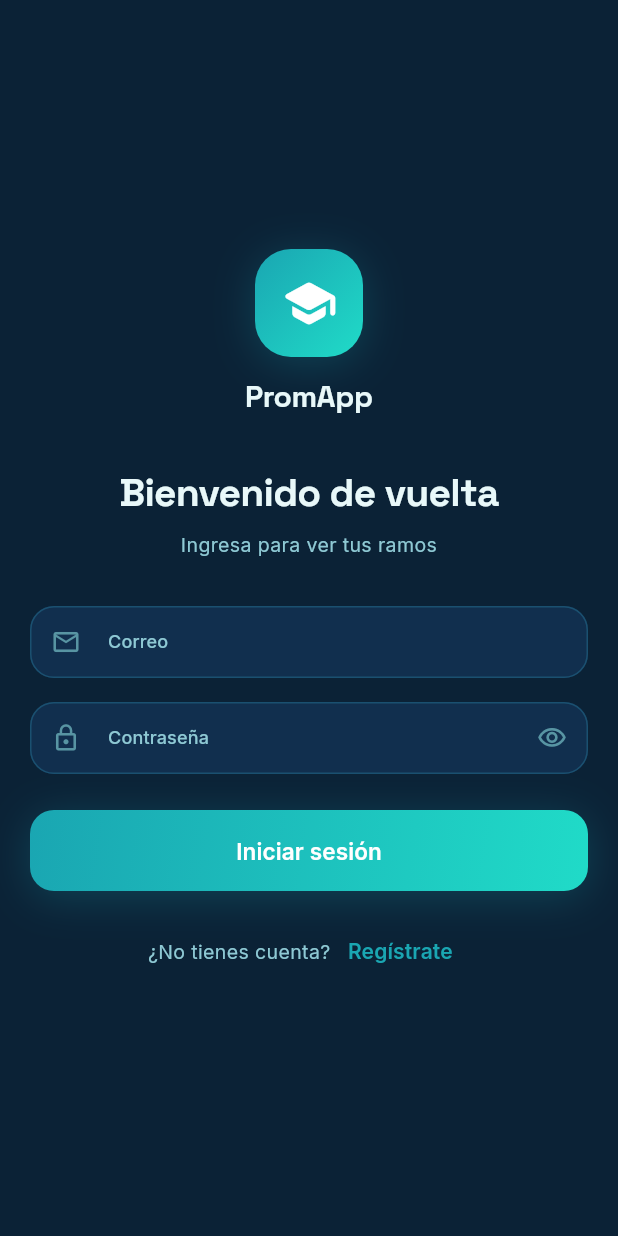
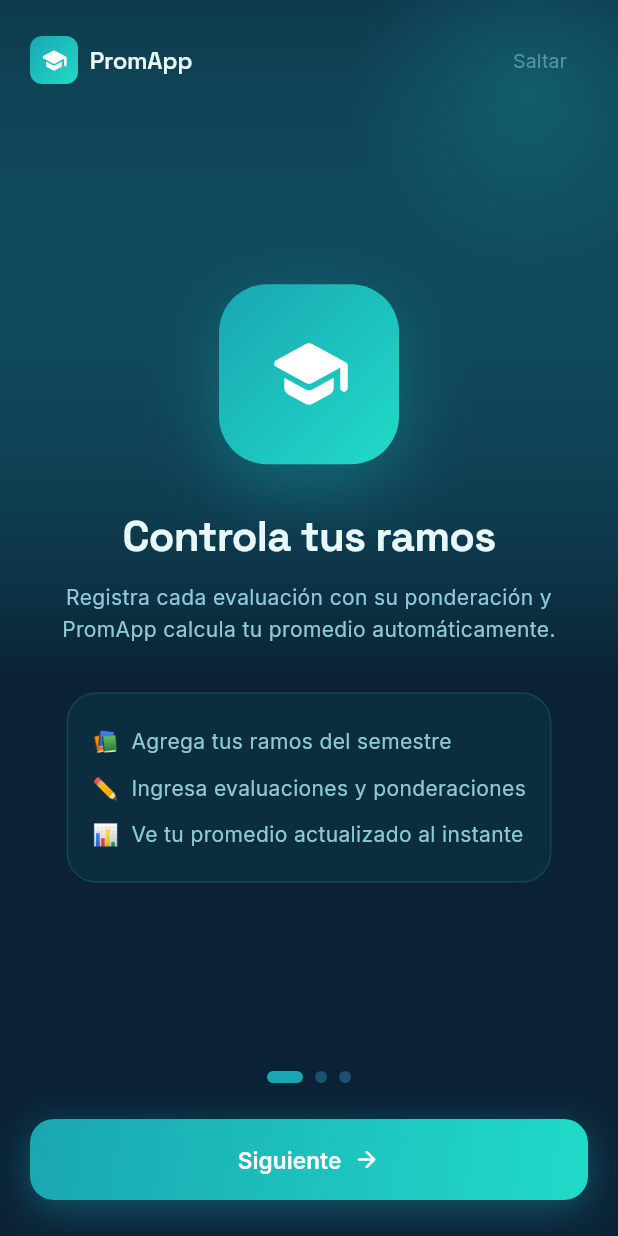
Before and after one commit to BenjaminCantero/PromApp, a Flutter app: the screen it shows after launch, on a phone screen of 412 x 824 dp. Run offline on Flutter 3.47's test engine with Material 3 defaults, Android fonts, the phone set to English and light mode, and no system bars; our stand-ins replace dio, fl_chart, flutter_riverpod, flutter_secure_storage, go_router, google_fonts and 1 more.

Commit message:
feat: introduce onboarding flow with shared_preferences persistence

```diff
--- a/lib/app.dart
+++ b/lib/app.dart
@@ -1,15 +1,16 @@
 import 'package:flutter/material.dart';
 import 'package:flutter_riverpod/flutter_riverpod.dart';
 
-import 'core/constants/app_constants.dart';
 import 'core/router/app_router.dart';
 import 'core/theme/app_colors.dart';
 import 'core/theme/app_theme.dart';
+import 'core/constants/app_constants.dart';
 import 'features/auth/application/auth_controller.dart';
 import 'features/auth/presentation/auth_screen.dart';
+import 'features/auth/presentation/onboarding_screen.dart';
 
 /// Widget raíz de PromApp: configura tema y decide, según la sesión, si
-/// mostrar el login o la app completa (router con tabs).
+/// mostrar el onboarding (primera vez), el login o la app completa.
 class PromApp extends ConsumerWidget {
   const PromApp({super.key});
 
@@ -18,33 +19,53 @@ class PromApp extends ConsumerWidget {
     final sesion = ref.watch(authControllerProvider);
 
     return sesion.when(
-      // Arrancando: validando el token guardado.
       loading: () => _appBase(home: const _Splash()),
-      // Falla inesperada al arrancar → tratar como sin sesión.
-      error: (_, _) => _appBase(home: const AuthScreen()),
+      error: (_, _) => _appBase(home: const _AuthGate()),
       data: (user) => user == null
-          ? _appBase(home: const AuthScreen())
-          : MaterialApp.router(
-              // Clave distinta a la del `_appBase`: `MaterialApp` y
-              // `MaterialApp.router` son el MISMO tipo de widget, así que sin
-              // esto Flutter actualizaría el elemento en vez de reemplazarlo.
-              key: const ValueKey('app-router'),
-              title: AppConstants.appName,
-              debugShowCheckedModeBanner: false,
-              theme: AppTheme.light,
-              routerConfig: ref.watch(goRouterProvider),
+          ? _appBase(home: const _AuthGate())
+          : Consumer(
+              builder: (context, ref, _) {
+                final router = ref.watch(goRouterProvider);
+                return MaterialApp.router(
+                  title: AppConstants.appName,
+                  debugShowCheckedModeBanner: false,
+                  theme: AppTheme.light,
+                  routerConfig: router,
+                );
+              },
             ),
     );
   }
 
-  /// MaterialApp sin router (para login / splash).
   Widget _appBase({required Widget home}) => MaterialApp(
-        key: const ValueKey('app-sin-sesion'),
         title: AppConstants.appName,
         debugShowCheckedModeBanner: false,
         theme: AppTheme.light,
         home: home,
       );
+}
+
+/// Decide si mostrar Onboarding o Login según SharedPreferences.
+class _AuthGate extends StatelessWidget {
+  const _AuthGate();
+
+  @override
+  Widget build(BuildContext context) {
+    return FutureBuilder<bool>(
+      future: onboardingDone(),
+      builder: (context, snap) {
+        if (!snap.hasData) {
+          return const Scaffold(
+            backgroundColor: AppColors.background,
+            body: Center(
+              child: CircularProgressIndicator(color: AppColors.primary),
+            ),
+          );
+        }
+        return snap.data! ? const AuthScreen() : const OnboardingScreen();
+      },
+    );
+  }
 }
 
 class _Splash extends StatelessWidget {
--- /dev/null
+++ b/lib/features/auth/presentation/onboarding_screen.dart
@@ -0,0 +1,516 @@
+import 'package:flutter/material.dart';
+import 'package:flutter/services.dart';
+import 'package:google_fonts/google_fonts.dart';
+import 'package:shared_preferences/shared_preferences.dart';
+
+import '../../../core/theme/app_colors.dart';
+import '../../../core/theme/app_dimensions.dart';
+import '../../../core/theme/app_typography.dart';
+import 'auth_screen.dart';
+
+const _kOnboardingKey = 'onboarding_done';
+
+/// Verifica si el onboarding ya fue completado.
+Future<bool> onboardingDone() async {
+  final prefs = await SharedPreferences.getInstance();
+  return prefs.getBool(_kOnboardingKey) ?? false;
+}
+
+/// Marca el onboarding como completado.
+Future<void> markOnboardingDone() async {
+  final prefs = await SharedPreferences.getInstance();
+  await prefs.setBool(_kOnboardingKey, true);
+}
+
+// ─────────────────────────────────────────────────────────────
+// Modelo de cada slide
+// ─────────────────────────────────────────────────────────────
+
+class _Slide {
+  const _Slide({
+    required this.icon,
+    required this.titulo,
+    required this.descripcion,
+    required this.color,
+    required this.gradiente,
+    required this.detalle,
+  });
+
+  final IconData icon;
+  final String titulo;
+  final String descripcion;
+  final Color color;
+  final LinearGradient gradiente;
+  final List<String> detalle;
+}
+
+const _slides = [
+  _Slide(
+    icon: Icons.school_rounded,
+    titulo: 'Controla tus ramos',
+    descripcion:
+        'Registra cada evaluación con su ponderación y PromApp calcula tu promedio automáticamente.',
+    color: AppColors.primary,
+    gradiente: AppColors.primaryGradient,
+    detalle: [
+      '📚  Agrega tus ramos del semestre',
+      '✏️  Ingresa evaluaciones y ponderaciones',
+      '📊  Ve tu promedio actualizado al instante',
+    ],
+  ),
+  _Slide(
+    icon: Icons.trending_up_rounded,
+    titulo: 'Simula tu examen',
+    descripcion:
+        '¿Cuánto necesitas en el examen para aprobar? PromApp te lo dice en segundos.',
+    color: AppColors.examen,
+    gradiente: LinearGradient(
+      begin: Alignment.topLeft,
+      end: Alignment.bottomRight,
+      colors: [Color(0xFFF59E0B), Color(0xFFFBBF24)],
+    ),
+    detalle: [
+      '🎯  Ingresa tu nota de presentación',
+      '⚖️  Define la ponderación del examen',
+      '✅  Descubre si puedes eximirte',
+    ],
+  ),
+  _Slide(
+    icon: Icons.calculate_rounded,
+    titulo: 'Calculadora libre',
+    descripcion:
+        'Calcula cualquier promedio ponderado al vuelo, sin guardar nada. Solo notas y ponderaciones.',
+    color: AppColors.aprobado,
+    gradiente: LinearGradient(
+      begin: Alignment.topLeft,
+      end: Alignment.bottomRight,
+      colors: [Color(0xFF059669), Color(0xFF10B981)],
+    ),
+    detalle: [
+      '➕  Agrega tantas notas como necesites',
+      '🔢  Con o sin ponderación de examen final',
+      '⚡  Resultado en tiempo real',
+    ],
+  ),
+];
+
+// ─────────────────────────────────────────────────────────────
+// Pantalla de Onboarding
+// ─────────────────────────────────────────────────────────────
+
+class OnboardingScreen extends StatefulWidget {
+  const OnboardingScreen({super.key});
+
+  @override
+  State<OnboardingScreen> createState() => _OnboardingScreenState();
+}
+
+class _OnboardingScreenState extends State<OnboardingScreen>
+    with TickerProviderStateMixin {
+  final _pageCtrl = PageController();
+  int _pagina = 0;
+
+  late final AnimationController _iconAnim = AnimationController(
+    vsync: this,
+    duration: const Duration(milliseconds: 600),
+  )..forward();
+
+  @override
+  void dispose() {
+    _pageCtrl.dispose();
+    _iconAnim.dispose();
+    super.dispose();
+  }
+
+  void _irASiguiente() {
+    if (_pagina < _slides.length - 1) {
+      _pageCtrl.nextPage(
+        duration: const Duration(milliseconds: 420),
+        curve: Curves.easeOutCubic,
+      );
+    } else {
+      _entrarApp();
+    }
+  }
+
+  void _irAAnterior() {
+    _pageCtrl.previousPage(
+      duration: const Duration(milliseconds: 380),
+      curve: Curves.easeOutCubic,
+    );
+  }
+
+  Future<void> _entrarApp() async {
+    await markOnboardingDone();
+    if (!mounted) return;
+    Navigator.of(context).pushReplacement(
+      PageRouteBuilder(
+        pageBuilder: (_, anim, __) => const AuthScreen(),
+        transitionsBuilder: (_, anim, __, child) => FadeTransition(
+          opacity: anim,
+          child: child,
+        ),
+        transitionDuration: const Duration(milliseconds: 400),
+      ),
+    );
+  }
+
+  void _onPageChanged(int p) {
+    setState(() => _pagina = p);
+    _iconAnim.forward(from: 0);
+  }
+
+  @override
+  Widget build(BuildContext context) {
+    SystemChrome.setSystemUIOverlayStyle(SystemUiOverlayStyle.light);
+    final slide = _slides[_pagina];
+    final topPad = MediaQuery.of(context).padding.top;
+    final botPad = MediaQuery.of(context).padding.bottom;
+
+    return Scaffold(
+      backgroundColor: AppColors.background,
+      body: Stack(
+        children: [
+          // ── Fondo animado con gradiente del slide ──
+          AnimatedContainer(
+            duration: const Duration(milliseconds: 450),
+            curve: Curves.easeOutCubic,
+            decoration: BoxDecoration(
+              gradient: LinearGradient(
+                begin: Alignment.topCenter,
+                end: Alignment.bottomCenter,
+                colors: [
+                  slide.color.withValues(alpha: 0.18),
+                  AppColors.background,
+                ],
+                stops: const [0.0, 0.55],
+              ),
+            ),
+          ),
+
+          // ── Orbe decorativo superior ──
+          Positioned(
+            top: -60,
+            right: -60,
+            child: AnimatedContainer(
+              duration: const Duration(milliseconds: 450),
+              width: 240,
+              height: 240,
+              decoration: BoxDecoration(
+                shape: BoxShape.circle,
+                gradient: RadialGradient(
+                  colors: [
+                    slide.color.withValues(alpha: 0.25),
+                    slide.color.withValues(alpha: 0.0),
+                  ],
+                ),
+              ),
+            ),
+          ),
+
+          Column(
+            children: [
+              SizedBox(height: topPad + AppDimensions.lg),
+
+              // ── Botón saltar (solo en los primeros slides) ──
+              Padding(
+                padding: const EdgeInsets.symmetric(
+                  horizontal: AppDimensions.screenPadding,
+                ),
+                child: Row(
+                  mainAxisAlignment: MainAxisAlignment.spaceBetween,
+                  children: [
+                    // Logo pequeño
+                    Row(
+                      children: [
+                        Container(
+                          width: 32,
+                          height: 32,
+                          decoration: BoxDecoration(
+                            gradient: AppColors.primaryGradient,
+                            borderRadius: BorderRadius.circular(8),
+                          ),
+                          child: const Icon(
+                            Icons.school_rounded,
+                            color: Colors.white,
+                            size: 18,
+                          ),
+                        ),
+                        const SizedBox(width: AppDimensions.sm),
+                        Text(
+                          'PromApp',
+                          style: AppTypography.h3.copyWith(
+                            color: AppColors.textPrimary,
+                          ),
+                        ),
+                      ],
+                    ),
+                    if (_pagina < _slides.length - 1)
+                      TextButton(
+                        onPressed: _entrarApp,
+                        child: Text(
+                          'Saltar',
+                          style: AppTypography.bodySecondary.copyWith(
+                            color: AppColors.textMuted,
+                          ),
+                        ),
+                      ),
+                  ],
+                ),
+              ),
+
+              // ── PageView ──
+              Expanded(
+                child: PageView.builder(
+                  controller: _pageCtrl,
+                  onPageChanged: _onPageChanged,
+                  itemCount: _slides.length,
+                  itemBuilder: (_, i) => _SlideWidget(slide: _slides[i]),
+                ),
+              ),
+
+              // ── Indicadores de página ──
+              Row(
+                mainAxisAlignment: MainAxisAlignment.center,
+                children: List.generate(_slides.length, (i) {
+                  final active = i == _pagina;
+                  return AnimatedContainer(
+                    duration: const Duration(milliseconds: 300),
+                    curve: Curves.easeOutCubic,
+                    margin: const EdgeInsets.symmetric(
+                        horizontal: AppDimensions.xs),
+                    width: active ? 24 : 8,
+                    height: 8,
+                    decoration: BoxDecoration(
+                      color: active ? slide.color : AppColors.border,
+                      borderRadius: BorderRadius.circular(4),
+                    ),
+                  );
+                }),
+              ),
+              const SizedBox(height: AppDimensions.xl),
+
+              // ── Botones de navegación ──
+              Padding(
+                padding: EdgeInsets.fromLTRB(
+                  AppDimensions.screenPadding,
+                  0,
+                  AppDimensions.screenPadding,
+                  botPad + AppDimensions.xl,
+                ),
+                child: Row(
+                  children: [
+                    // Botón atrás
+                    if (_pagina > 0)
+                      Expanded(
+                        child: OutlinedButton(
+                          onPressed: _irAAnterior,
+                          style: OutlinedButton.styleFrom(
+                            foregroundColor: AppColors.textSecondary,
+                            side: const BorderSide(color: AppColors.border),
+                            minimumSize: const Size(0, AppDimensions.buttonHeight),
+                            shape: RoundedRectangleBorder(
+                              borderRadius:
+                                  BorderRadius.circular(AppDimensions.radiusMd),
+                            ),
+                          ),
+                          child: const Text('Atrás'),
+                        ),
+                      ),
+                    if (_pagina > 0)
+                      const SizedBox(width: AppDimensions.md),
+
+                    // Botón siguiente / entrar
+                    Expanded(
+                      flex: 2,
+                      child: DecoratedBox(
+                        decoration: BoxDecoration(
+                          gradient: slide.gradiente,
+                          borderRadius:
+                              BorderRadius.circular(AppDimensions.radiusMd),
+                          boxShadow: [
+                            BoxShadow(
+                              color: slide.color.withValues(alpha: 0.4),
+                              blurRadius: 20,
+                              offset: const Offset(0, 6),
+                            ),
+                          ],
+                        ),
+                        child: ElevatedButton(
+                          onPressed: _irASiguiente,
+                          style: ElevatedButton.styleFrom(
+                            backgroundColor: Colors.transparent,
+                            shadowColor: Colors.transparent,
+                            minimumSize:
+                                const Size(0, AppDimensions.buttonHeight),
+                            shape: RoundedRectangleBorder(
+                              borderRadius:
+                                  BorderRadius.circular(AppDimensions.radiusMd),
+                            ),
+                          ),
+                          child: Row(
+                            mainAxisAlignment: MainAxisAlignment.center,
+                            children: [
+                              Text(
+                                _pagina == _slides.length - 1
+                                    ? 'Comenzar'
+                                    : 'Siguiente',
+                                style: AppTypography.button
+                                    .copyWith(color: Colors.white),
+                              ),
+                              const SizedBox(width: AppDimensions.sm),
+                              Icon(
+                                _pagina == _slides.length - 1
+                                    ? Icons.check_rounded
+                                    : Icons.arrow_forward_rounded,
+                                size: 18,
+                                color: Colors.white,
+                              ),
+                            ],
+                          ),
+                        ),
+                      ),
+                    ),
+                  ],
+                ),
+              ),
+            ],
+          ),
+        ],
+      ),
+    );
+  }
+}
+
+// ─────────────────────────────────────────────────────────────
+// Widget de cada slide
+// ─────────────────────────────────────────────────────────────
+
+class _SlideWidget extends StatefulWidget {
+  const _SlideWidget({required this.slide});
+  final _Slide slide;
+
+  @override
+  State<_SlideWidget> createState() => _SlideWidgetState();
+}
+
+class _SlideWidgetState extends State<_SlideWidget>
+    with SingleTickerProviderStateMixin {
+  late final AnimationController _ctrl = AnimationController(
+    vsync: this,
+    duration: const Duration(milliseconds: 700),
+  )..forward();
+
+  late final Animation<double> _scale =
+      CurvedAnimation(parent: _ctrl, curve: Curves.elasticOut);
+  late final Animation<double> _fade =
+      CurvedAnimation(parent: _ctrl, curve: const Interval(0.0, 0.6));
+
+  @override
+  void dispose() {
+    _ctrl.dispose();
+    super.dispose();
+  }
+
+  @override
+  Widget build(BuildContext context) {
+    final s = widget.slide;
+
+    return Padding(
+      padding: const EdgeInsets.symmetric(
+        horizontal: AppDimensions.screenPadding,
+      ),
+      child: Column(
+        mainAxisAlignment: MainAxisAlignment.center,
+        children: [
+          // Ícono animado
+          ScaleTransition(
+            scale: _scale,
+            child: FadeTransition(
+              opacity: _fade,
+              child: Container(
+                width: 120,
+                height: 120,
+                decoration: BoxDecoration(
+                  gradient: s.gradiente,
+                  borderRadius:
+                      BorderRadius.circular(AppDimensions.radiusXl + 8),
+                  boxShadow: [
+                    BoxShadow(
+                      color: s.color.withValues(alpha: 0.4),
+                      blurRadius: 40,
+                      offset: const Offset(0, 16),
+                    ),
+                  ],
+                ),
+                child: Icon(s.icon, size: 56, color: Colors.white),
+              ),
+            ),
+          ),
+          const SizedBox(height: AppDimensions.xxl),
+
+          // Título
+          FadeTransition(
+            opacity: _fade,
+            child: Text(
+              s.titulo,
+              style: GoogleFonts.spaceGrotesk(
+                fontSize: 28,
+                fontWeight: FontWeight.w700,
+                color: AppColors.textPrimary,
+                height: 1.2,
+                letterSpacing: -0.5,
+              ),
+              textAlign: TextAlign.center,
+            ),
+          ),
+          const SizedBox(height: AppDimensions.md),
+
+          // Descripción
+          FadeTransition(
+            opacity: _fade,
+            child: Text(
+              s.descripcion,
+              style: AppTypography.body.copyWith(
+                color: AppColors.textSecondary,
+                height: 1.5,
+              ),
+              textAlign: TextAlign.center,
+            ),
+          ),
+          const SizedBox(height: AppDimensions.xxl),
+
+          // Puntos de detalle
+          FadeTransition(
+            opacity: _fade,
+            child: Container(
+              padding: const EdgeInsets.all(AppDimensions.lg),
+              decoration: BoxDecoration(
+                color: s.color.withValues(alpha: 0.08),
+                borderRadius: BorderRadius.circular(AppDimensions.radiusLg),
+                border: Border.all(
+                  color: s.color.withValues(alpha: 0.2),
+                ),
+              ),
+              child: Column(
+                crossAxisAlignment: CrossAxisAlignment.start,
+                children: s.detalle.map((d) {
+                  return Padding(
+                    padding: const EdgeInsets.symmetric(
+                        vertical: AppDimensions.xs + 1),
+                    child: Text(
+                      d,
+                      style: AppTypography.body.copyWith(
+                        color: AppColors.textSecondary,
+                      ),
+                    ),
+                  );
+                }).toList(),
+              ),
+            ),
+          ),
+        ],
+      ),
+    );
+  }
+}
--- a/lib/shared/widgets/app_shell.dart
+++ b/lib/shared/widgets/app_shell.dart
@@ -7,11 +7,8 @@ import 'app_bottom_nav.dart';
 /// Shell principal: mantiene el estado de cada tab (StatefulShellRoute) y
 /// muestra la barra de navegación inferior flotante.
 ///
-/// ⚠️ No envolver `navigationShell` en un `AnimatedSwitcher` (ni en nada que
-/// mantenga el hijo saliente y el entrante vivos a la vez): `navigationShell`
-/// lleva una `GlobalKey` interna y tener dos instancias montadas rompe el
-/// árbol con «Duplicate GlobalKey». Para animar el cambio de tab hay que
-/// hacerlo dentro de `StatefulShellRoute.navigatorContainerBuilder`.
+/// Usa fade manual con AnimationController para evitar el bug de
+/// GlobalKey duplicada que ocurre con AnimatedSwitcher + KeyedSubtree.
 class AppShell extends StatefulWidget {
   const AppShell({super.key, required this.navigationShell});
 
@@ -21,7 +18,8 @@ class AppShell extends StatefulWidget {
   State<AppShell> createState() => _AppShellState();
 }
 
-class _AppShellState extends State<AppShell> {
+class _AppShellState extends State<AppShell>
+    with SingleTickerProviderStateMixin {
   static const _items = [
     NavItem(
       icon: Icons.home_outlined,
@@ -40,10 +38,35 @@ class _AppShellState extends State<AppShell> {
     ),
   ];
 
-  void _onTap(int index) {
-    widget.navigationShell.goBranch(
-      index,
-      initialLocation: index == widget.navigationShell.currentIndex,
+  late final AnimationController _fadeCtrl = AnimationController(
+    vsync: this,
+    duration: const Duration(milliseconds: 160),
+    value: 1.0,
+  );
+
+  @override
+  void dispose() {
+    _fadeCtrl.dispose();
+    super.dispose();
+  }
+
+  Future<void> _onTap(int index) async {
+    if (index == widget.navigationShell.currentIndex) {
+      widget.navigationShell.goBranch(index, initialLocation: true);
+      return;
+    }
+    // Fade out → cambiar tab → fade in
+    await _fadeCtrl.animateTo(
+      0,
+      duration: const Duration(milliseconds: 120),
+      curve: Curves.easeIn,
+    );
+    if (!mounted) return;
+    widget.navigationShell.goBranch(index);
+    await _fadeCtrl.animateTo(
+      1,
+      duration: const Duration(milliseconds: 200),
+      curve: Curves.easeOut,
     );
   }
 
@@ -52,7 +75,10 @@ class _AppShellState extends State<AppShell> {
     return Scaffold(
       backgroundColor: AppColors.background,
       extendBody: true,
-      body: widget.navigationShell,
+      body: FadeTransition(
+        opacity: _fadeCtrl,
+        child: widget.navigationShell,
+      ),
       bottomNavigationBar: AppBottomNav(
         items: _items,
         currentIndex: widget.navigationShell.currentIndex,
--- a/pubspec.yaml
+++ b/pubspec.yaml
@@ -44,6 +44,7 @@ dependencies:
   uuid: ^4.5.3
   dio: ^5.10.0
   flutter_secure_storage: ^10.3.1
+  shared_preferences: ^2.3.4
 
 dev_dependencies:
   flutter_test:
```
Also changed, not shown: pubspec.lock.
